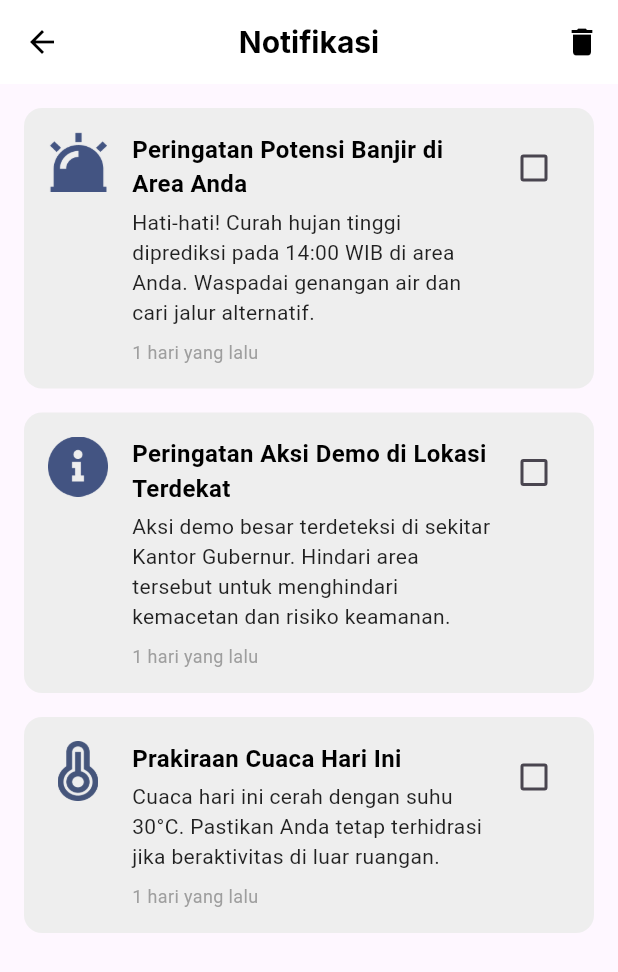
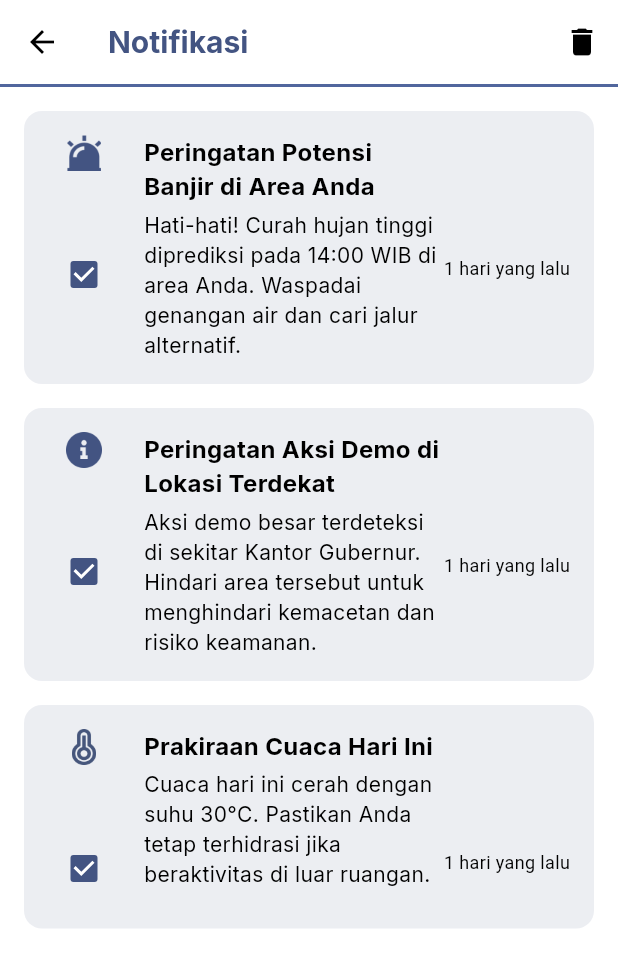
Before and after one commit to Alif-Fikri/JIR, a Flutter app: the NotificationPage screen opened directly, on a phone screen of 412 x 824 dp. Shown: the top 972 px of the screen. Run offline on Flutter 3.47's test engine with Material 3 defaults, Android fonts, the phone set to English and light mode, and no system bars; our stand-ins replace google_fonts; network calls fail.

Commit message:
On Progress Notification And Logout

```diff
--- a/lib/main.dart
+++ b/lib/main.dart
@@ -10,6 +10,8 @@ void main() {
 }
 
 class MyApp extends StatelessWidget {
+  const MyApp({super.key});
+
   @override
   Widget build(BuildContext context) {
     return MaterialApp(
--- a/lib/pages/notifications/notification.dart
+++ b/lib/pages/notifications/notification.dart
@@ -2,6 +2,8 @@ import 'package:flutter/material.dart';
 import 'package:google_fonts/google_fonts.dart';
 
 class NotificationPage extends StatefulWidget {
+  const NotificationPage({super.key});
+
   @override
   State<NotificationPage> createState() => _NotificationPageState();
 }
@@ -10,11 +12,12 @@ class _NotificationPageState extends State<NotificationPage> {
   @override
   Widget build(BuildContext context) {
     return Scaffold(
+      backgroundColor: Colors.white,
       appBar: AppBar(
         backgroundColor: Colors.white,
-        elevation: 0,
+        elevation: 0, // Menghilangkan shadow default AppBar
         leading: IconButton(
-          icon: Icon(Icons.arrow_back, color: Colors.black),
+          icon: const Icon(Icons.arrow_back, color: Colors.black),
           onPressed: () {
             Navigator.pop(context);
           },
@@ -23,24 +26,30 @@ class _NotificationPageState extends State<NotificationPage> {
           'Notifikasi',
           style: GoogleFonts.inter(
             fontSize: 20,
-            color: Colors.black,
+            color: const Color(0xff435482),
             fontWeight: FontWeight.bold,
           ),
         ),
-        centerTitle: true,
         actions: [
           IconButton(
-            icon: Icon(Icons.delete, color: Colors.black),
+            icon: const Icon(Icons.delete, color: Colors.black),
             onPressed: () {
               // Tambahkan logika untuk menghapus semua notifikasi
             },
           ),
         ],
+        bottom: PreferredSize(
+          preferredSize: const Size.fromHeight(2.0), // Ketebalan garis
+          child: Container(
+            color: const Color(0xff51669D),
+            height: 2.0,
+          ),
+        ),
       ),
       body: ListView(
-        padding: EdgeInsets.all(16),
-        children: [
-          const NotificationItem(
+        padding: const EdgeInsets.all(16),
+        children: const [
+          NotificationItem(
             icon: 'assets/images/peringatan.png',
             title: 'Peringatan Potensi Banjir di Area Anda',
             message:
@@ -68,12 +77,13 @@ class _NotificationPageState extends State<NotificationPage> {
 }
 
 class NotificationItem extends StatelessWidget {
-  final String icon; // Path ke gambar
+  final String icon;
   final String title;
   final String message;
   final String time;
 
   const NotificationItem({
+    super.key,
     required this.icon,
     required this.title,
     required this.message,
@@ -83,58 +93,68 @@ class NotificationItem extends StatelessWidget {
   @override
   Widget build(BuildContext context) {
     return Container(
-      margin: EdgeInsets.only(bottom: 16),
-      padding: EdgeInsets.all(16),
+      margin: const EdgeInsets.only(bottom: 16),
+      padding: const EdgeInsets.all(16),
       decoration: BoxDecoration(
-        color: Colors.grey[200],
+        color: Color(0xff435482).withOpacity(0.1),
         borderRadius: BorderRadius.circular(12),
       ),
       child: Row(
         crossAxisAlignment: CrossAxisAlignment.start,
         children: [
-          // Gambar kustom sebagai ikon
-          Image.asset(
-            icon, // Path gambar
-            width: 40,
-            height: 40,
+          Column(
+            children: [
+              Image.asset(
+                icon,
+                width: 24,
+                height: 24,
+              ),
+              const SizedBox(height: 45.0),
+              Checkbox(
+                value: true,
+                activeColor: Color(0xff435482),
+                onChanged: (value) {
+                  // Tambahkan logika untuk checkbox
+                },
+              ),
+            ],
           ),
-          SizedBox(width: 16),
+          const SizedBox(width: 16),
           Expanded(
             child: Column(
               crossAxisAlignment: CrossAxisAlignment.start,
               children: [
                 Text(
                   title,
-                  style: TextStyle(
+                  style: GoogleFonts.inter(
                     fontSize: 16,
                     fontWeight: FontWeight.bold,
                     color: Colors.black,
                   ),
                 ),
-                SizedBox(height: 4),
+                const SizedBox(height: 4),
                 Text(
                   message,
-                  style: TextStyle(
-                    fontSize: 14,
-                    color: Colors.black87,
-                  ),
-                ),
-                SizedBox(height: 8),
-                Text(
-                  time,
-                  style: TextStyle(
-                    fontSize: 12,
-                    color: Colors.grey,
-                  ),
+                  style: GoogleFonts.inter(
+                      fontSize: 14,
+                      color: Colors.black,
+                      fontWeight: FontWeight.w400),
                 ),
               ],
             ),
           ),
-          Checkbox(
-            value: false,
-            onChanged: (value) {
-              // Tambahkan logika untuk checkbox
-            },
+          Column(
+            mainAxisAlignment: MainAxisAlignment.spaceBetween,
+            children: [
+              const SizedBox(height: 80.0),
+              Text(
+                time,
+                style: const TextStyle(
+                  fontSize: 12,
+                  color: Colors.black,
+                ),
+              ),
+            ],
           ),
         ],
       ),
```
Also changed, not shown: lib/helper/menu.dart (+8 -4 lines), lib/pages/auth/login.dart (+8 -6 lines), lib/pages/auth/signup.dart (+9 -7 lines), lib/pages/home/home.dart (+28 -27 lines), lib/pages/profile/about.dart (+6 -4 lines), lib/pages/profile/privacy_policy.dart (+6 -4 lines), lib/pages/profile/profile.dart (+81 -10 lines), lib/pages/profile/settings/change_password_page.dart (+16 -14 lines), lib/pages/profile/settings/settings_page.dart (+23 -21 lines), lib/pages/profile/terms_of_service.dart (+6 -4 lines).
